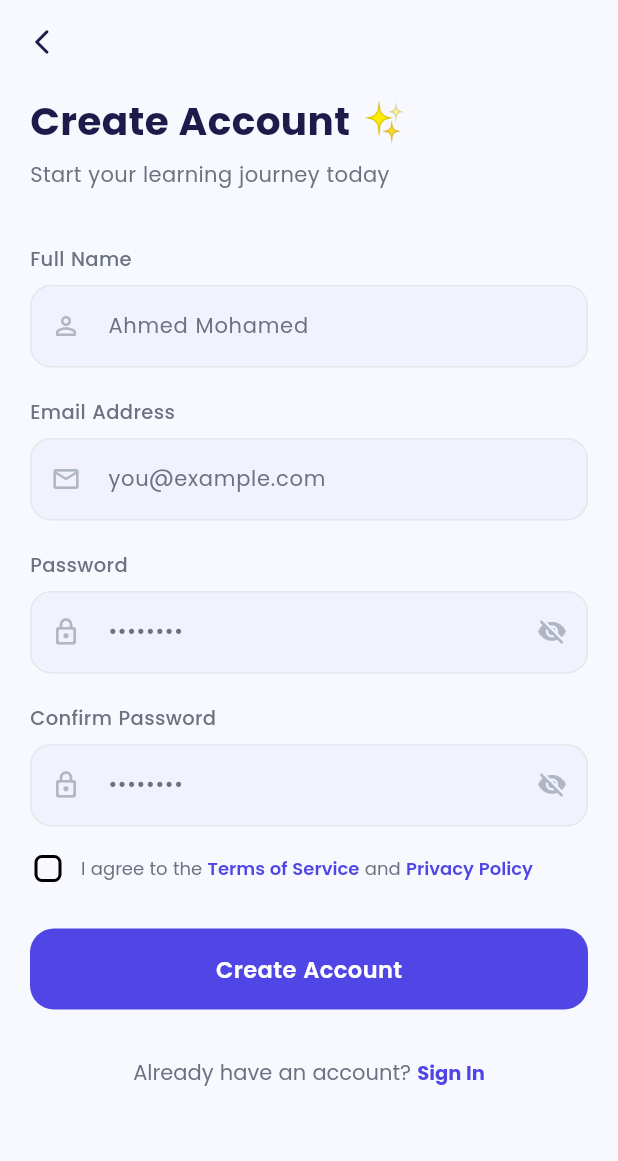
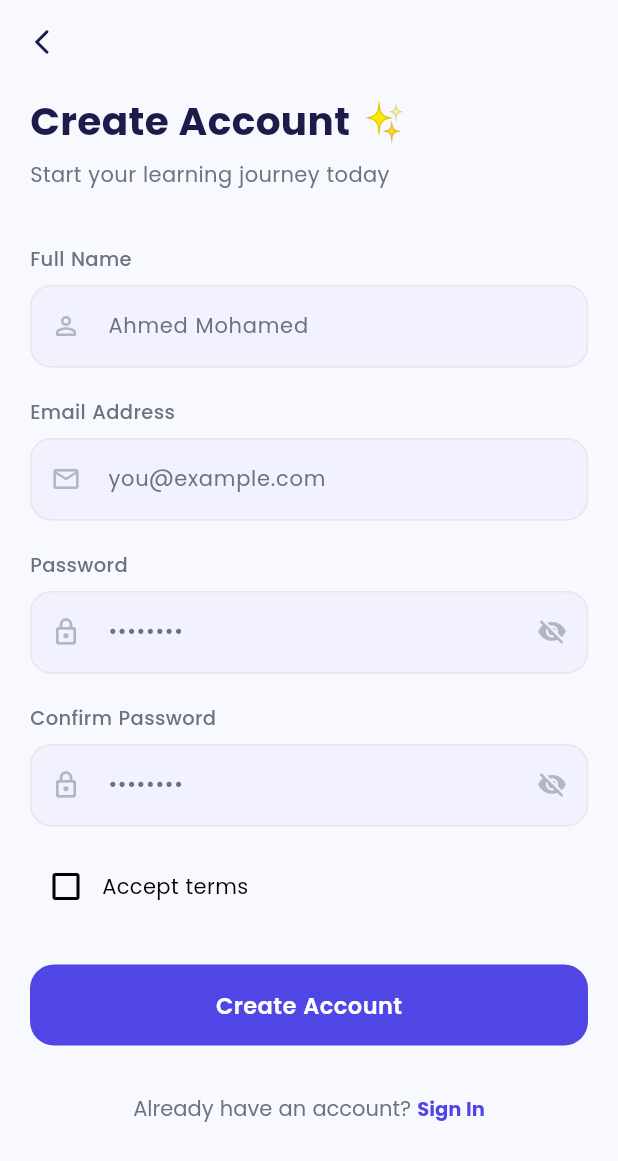
Before and after one commit to taha2901/E-Learning-App, a Flutter app: the RegisterScreen screen opened directly, on a phone screen of 412 x 824 dp. Shown: the top 1161 px of the screen. Run offline on Flutter 3.47's test engine with Material 3 defaults, Android fonts, the phone set to English and light mode, and no system bars; our stand-ins replace dartz, flutter_bloc, supabase_flutter; accounts and stored records are empty.

Commit message:
Login and register are done

```diff
--- a/lib/features/auth/presentaion/cubit/auth_states.dart
+++ b/lib/features/auth/presentaion/cubit/auth_states.dart
@@ -0,0 +1,19 @@
+abstract class AuthState {}
+
+class AuthInitial extends AuthState {}
+
+/// Login
+class LoginLoading extends AuthState {}
+class LoginSuccess extends AuthState {}
+class LoginFailure extends AuthState {
+  final String message;
+  LoginFailure(this.message);
+}
+
+/// Register
+class SignUpLoading extends AuthState {}
+class SignUpSuccess extends AuthState {}
+class SignUpFailure extends AuthState {
+  final String message;
+  SignUpFailure(this.message);
+}
--- a/lib/features/auth/presentaion/view/register_screen.dart
+++ b/lib/features/auth/presentaion/view/register_screen.dart
@@ -2,9 +2,12 @@ import 'package:e_learning/core/theme/app_colors.dart';
 import 'package:e_learning/core/theme/text_styles.dart';
 import 'package:e_learning/core/widgets/custom_btn.dart';
 import 'package:e_learning/core/widgets/custom_text_feild.dart';
+import 'package:e_learning/features/auth/data/repo/auth_repo.dart';
 import 'package:e_learning/features/auth/presentaion/cubit/auth_cubit.dart';
+import 'package:e_learning/features/auth/presentaion/cubit/auth_states.dart';
 import 'package:e_learning/main_shell.dart';
 import 'package:flutter/material.dart';
+import 'package:flutter_bloc/flutter_bloc.dart';
 import 'package:e_learning/core/constants/app_constants.dart';
 
 class RegisterScreen extends StatefulWidget {
@@ -15,12 +18,62 @@ class RegisterScreen extends StatefulWidget {
 }
 
 class _RegisterScreenState extends State<RegisterScreen> {
-  final _vm = AuthViewModel();
+
   final _formKey = GlobalKey<FormState>();
+
+  final nameController = TextEditingController();
+  final emailController = TextEditingController();
+  final passwordController = TextEditingController();
+  final confirmPasswordController = TextEditingController();
+
+  bool acceptedTerms = false;
+
+  @override
+  void dispose() {
+    nameController.dispose();
+    emailController.dispose();
+    passwordController.dispose();
+    confirmPasswordController.dispose();
+    super.dispose();
+  }
+
+  void register() {
+    if (!acceptedTerms) {
+      ScaffoldMessenger.of(context).showSnackBar(
+        const SnackBar(content: Text("Accept terms first")),
+      );
+      return;
+    }
+
+    if (_formKey.currentState!.validate()) {
+      context.read<AuthCubit>().register(
+        email: emailController.text.trim(),
+        password: passwordController.text.trim(),
+      );
+    }
+  }
 
   @override
   Widget build(BuildContext context) {
-    return Scaffold(
+    return BlocListener<AuthCubit, AuthState>(
+      listener: (context, state) {
+
+        if (state is SignUpSuccess) {
+          Navigator.pushAndRemoveUntil(
+            context,
+            MaterialPageRoute(builder: (_) => const MainShell()),
+            (_) => false,
+          );
+        }
+
+        if (state is SignUpFailure) {
+          ScaffoldMessenger.of(context).showSnackBar(
+            SnackBar(content: Text(state.message)),
+          );
+        }
+
+      },
+      child: Scaffold(
         backgroundColor: AppColors.background,
         appBar: AppBar(
           backgroundColor: AppColors.background,
@@ -40,11 +93,12 @@ class _RegisterScreenState extends State<RegisterScreen> {
               child: Column(
                 crossAxisAlignment: CrossAxisAlignment.start,
                 children: [
+
                   const SizedBox(height: 8),
 
-                // Header
                   Text('Create Account ✨', style: AppTextStyles.displayMedium),
                   const SizedBox(height: 8),
+
                   Text(
                     'Start your learning journey today',
                     style: AppTextStyles.bodyMedium,
@@ -52,69 +106,115 @@ class _RegisterScreenState extends State<RegisterScreen> {
 
                   const SizedBox(height: 36),
 
-                // Full Name
+                  /// NAME
                   AppTextField(
                     label: 'Full Name',
                     hint: 'Ahmed Mohamed',
                     prefixIcon: Icons.person_outline_rounded,
-                  controller: _vm.nameController,
+                    controller: nameController,
+                    validator: (v) {
+                      if (v == null || v.isEmpty) {
+                        return "Enter name";
+                      }
+                      return null;
+                    },
                   ),
 
                   const SizedBox(height: 20),
 
-                // Email
+                  /// EMAIL
                   AppTextField(
                     label: 'Email Address',
                     hint: 'you@example.com',
                     prefixIcon: Icons.email_outlined,
-                  controller: _vm.emailController,
+                    controller: emailController,
                     keyboardType: TextInputType.emailAddress,
+                    validator: (v) {
+                      if (v == null || v.isEmpty) {
+                        return "Enter email";
+                      }
+                      if (!v.contains("@")) {
+                        return "Invalid email";
+                      }
+                      return null;
+                    },
                   ),
 
                   const SizedBox(height: 20),
 
-                // Password
+                  /// PASSWORD
                   AppTextField(
                     label: 'Password',
                     hint: '••••••••',
                     prefixIcon: Icons.lock_outline_rounded,
                     isPassword: true,
-                  controller: _vm.passwordController,
+                    controller: passwordController,
+                    validator: (v) {
+                      if (v == null || v.isEmpty) {
+                        return "Enter password";
+                      }
+                      if (v.length < 6) {
+                        return "Password too short";
+                      }
+                      return null;
+                    },
                   ),
 
                   const SizedBox(height: 20),
 
-                // Confirm Password
+                  /// CONFIRM PASSWORD
                   AppTextField(
                     label: 'Confirm Password',
                     hint: '••••••••',
                     prefixIcon: Icons.lock_outline_rounded,
                     isPassword: true,
-                  controller: _vm.confirmPasswordController,
+                    controller: confirmPasswordController,
+                    validator: (v) {
+                      if (v != passwordController.text) {
+                        return "Passwords don't match";
+                      }
+                      return null;
+                    },
                   ),
 
                   const SizedBox(height: 16),
 
-                // Terms
-                const _TermsRow(),
+                  /// TERMS
+                  Row(
+                    children: [
+                      Checkbox(
+                        value: acceptedTerms,
+                        onChanged: (v) {
+                          setState(() {
+                            acceptedTerms = v!;
+                          });
+                        },
+                      ),
+                      const Text("Accept terms")
+                    ],
+                  ),
 
                   const SizedBox(height: 28),
 
-                // Register Button
-                AppPrimaryButton(
+                  /// BUTTON
+                  BlocBuilder<AuthCubit, AuthState>(
+                    builder: (context, state) {
+
+                      if (state is SignUpLoading) {
+                        return const Center(
+                          child: CircularProgressIndicator(),
+                        );
+                      }
+
+                      return AppPrimaryButton(
                         label: 'Create Account',
-                  onTap: () {
-                    Navigator.pushAndRemoveUntil(
-                      context,
-                      MaterialPageRoute(builder: (_) => const MainShell()),
-                      (_) => false,
+                        onTap: register,
                       );
                     },
                   ),
 
                   const SizedBox(height: 32),
 
-                // Login Link
                   Center(
                     child: GestureDetector(
                       onTap: () => Navigator.pop(context),
@@ -142,64 +242,7 @@ class _RegisterScreenState extends State<RegisterScreen> {
             ),
           ),
         ),
+      ),
     );
   }
 }
-
-class _TermsRow extends StatefulWidget {
-  const _TermsRow();
-
-  @override
-  State<_TermsRow> createState() => _TermsRowState();
-}
-
-class _TermsRowState extends State<_TermsRow> {
-  bool _accepted = false;
-
-  @override
-  Widget build(BuildContext context) {
-    return Row(
-      crossAxisAlignment: CrossAxisAlignment.center,
-      children: [
-        SizedBox(
-          height: 24,
-          width: 24,
-          child: Checkbox(
-            value: _accepted,
-            onChanged: (v) => setState(() => _accepted = v ?? false),
-            activeColor: AppColors.primary,
-            shape: RoundedRectangleBorder(
-              borderRadius: BorderRadius.circular(5),
-            ),
-          ),
-        ),
-        const SizedBox(width: 10),
-        Expanded(
-          child: RichText(
-            text: TextSpan(
-              text: 'I agree to the ',
-              style: AppTextStyles.bodySmall,
-              children: [
-                TextSpan(
-                  text: 'Terms of Service',
-                  style: AppTextStyles.bodySmall.copyWith(
-                    color: AppColors.primary,
-                    fontWeight: FontWeight.w600,
-                  ),
-                ),
-                const TextSpan(text: ' and '),
-                TextSpan(
-                  text: 'Privacy Policy',
-                  style: AppTextStyles.bodySmall.copyWith(
-                    color: AppColors.primary,
-                    fontWeight: FontWeight.w600,
-                  ),
-                ),
-              ],
-            ),
-          ),
-        ),
-      ],
-    );
-  }
-}
--- a/pubspec.yaml
+++ b/pubspec.yaml
@@ -37,6 +37,7 @@ dependencies:
   flutter_bloc: ^9.1.1
   shared_preferences: ^2.5.4
   dartz: ^0.10.1
+  supabase_flutter: ^2.12.0
 
 dev_dependencies:
   flutter_test:
```
Also changed, not shown: lib/core/networking/supabase_services.dart (added, +14 -0 lines), lib/features/auth/data/repo/auth_repo.dart (added, +54 -0 lines), lib/features/auth/presentaion/cubit/auth_cubit.dart (+41 -29 lines), lib/features/auth/presentaion/view/login_screen.dart (+79 -137 lines), lib/main.dart (+18 -8 lines), pubspec.lock, 5 other files. Lines whose indentation alone changed are shown as unchanged.
